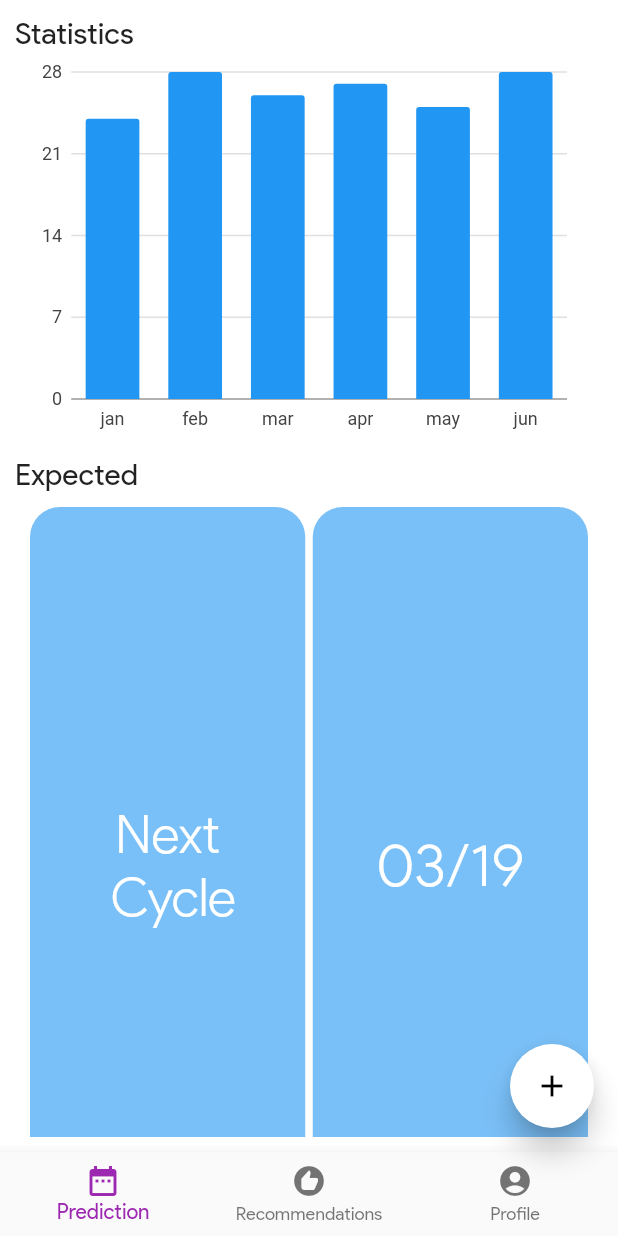
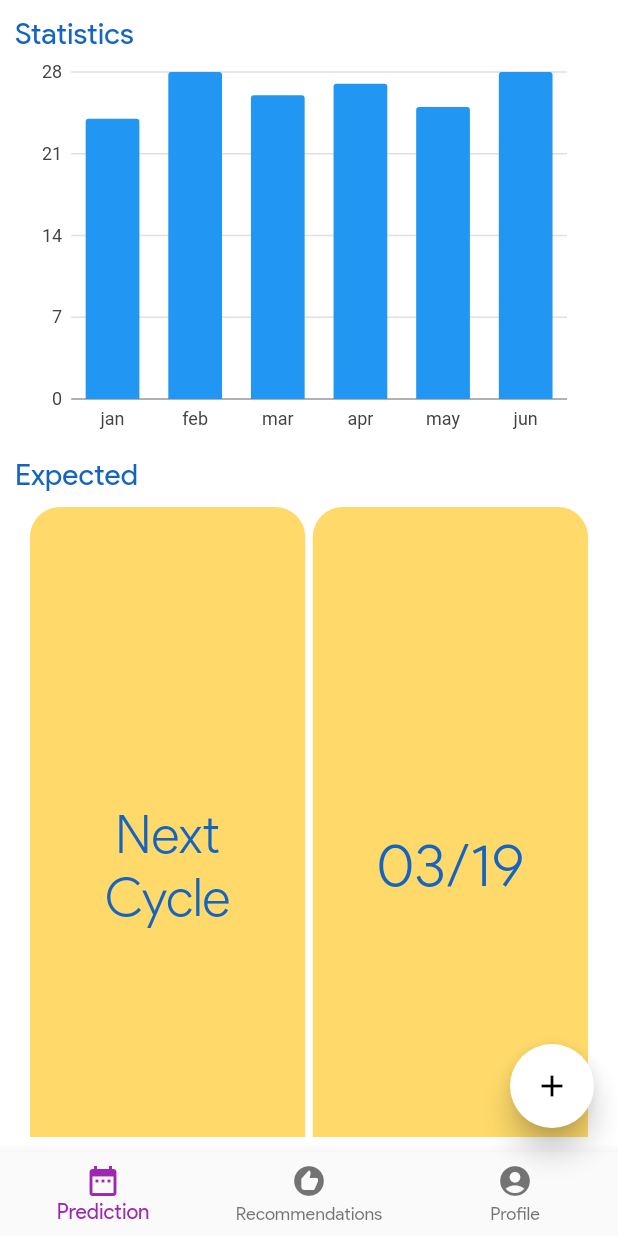
Before and after one commit to Mystic-Trooper/Red-Days, a Flutter app: the screen it shows after launch, on a phone screen of 412 x 824 dp. Run offline on Flutter 3.47's test engine with Material 2 defaults, Android fonts, the phone set to English and light mode, and no system bars; our stand-ins replace charts_flutter, datetime_picker_formfield, flutter_icons, flutter_screenutil, flutter_svg.

Commit message:
color changes of containers, header text added (#26)
Co-authored-by: Amit Patil <54329870+Amitpatil215@users.noreply.github.com>

```diff
--- a/lib/Screen/Prediction/prediction_screen.dart
+++ b/lib/Screen/Prediction/prediction_screen.dart
@@ -15,7 +15,10 @@ class PredictionScreen extends StatelessWidget {
               children: [
                 Text(
                   "Statistics",
-                  style: TextStyle(fontSize: 20),
+                  style: TextStyle(
+                    fontSize: 20,
+                    color: Colors.blue[800],
+                  ),
                 ),
                 Container(
                   child: BarGraphTrack(),
@@ -27,7 +30,10 @@ class PredictionScreen extends StatelessWidget {
                 ),
                 Text(
                   "Expected ",
-                  style: TextStyle(fontSize: 20),
+                  style: TextStyle(
+                    fontSize: 20,
+                    color: Colors.blue[800],
+                  ),
                 ),
                 SizedBox(height: 10),
                 ExpectedDate(),
@@ -51,10 +57,15 @@ class PredictionScreen extends StatelessWidget {
                         opacity: 0.5,
                         child: ClipRRect(
                           borderRadius: BorderRadius.circular(20.0),
-                          child: Image.asset(
-                            'assets/images/doctor-s-stethoscope.jpg',
-                            fit: BoxFit.fill,
-                          ),
+                          child: ColorFiltered(
+                              colorFilter: ColorFilter.mode(
+                                Colors.amber[400],
+                                BlendMode.saturation,
+                              ),
+                              child: Image.asset(
+                                'assets/images/doctor-s-stethoscope.jpg',
+                                fit: BoxFit.fill,
+                              )),
                         ),
                       ),
                     ],
--- a/lib/Widgets/predi_s_widget/predi_s_expectedDate.dart
+++ b/lib/Widgets/predi_s_widget/predi_s_expectedDate.dart
@@ -10,16 +10,16 @@ class ExpectedDate extends StatelessWidget {
         Expanded(
           child: Container(
             decoration: BoxDecoration(
-              color: Colors.blue.withOpacity(0.6),
+              color: Colors.amber.withOpacity(0.6),
               borderRadius: BorderRadius.circular(20),
             ),
             height: 400.h,
             alignment: Alignment.center,
             child: Text(
-              'Next \n Cycle',
+              'Next\nCycle',
               textAlign: TextAlign.center,
               style: TextStyle(
-                color: Colors.white,
+                color: Colors.blue[800],
                 fontWeight: FontWeight.w300,
                 fontSize: 35,
               ),
@@ -32,7 +32,7 @@ class ExpectedDate extends StatelessWidget {
         Expanded(
           child: Container(
             decoration: BoxDecoration(
-              color: Colors.blue.withOpacity(0.6),
+              color: Colors.amber.withOpacity(0.6),
               borderRadius: BorderRadius.circular(20),
             ),
             height: 400.h,
@@ -42,7 +42,7 @@ class ExpectedDate extends StatelessWidget {
               textAlign: TextAlign.center,
               style: TextStyle(
                 fontWeight: FontWeight.w300,
-                color: Colors.white,
+                color: Colors.blue[800],
                 fontSize: 40,
               ),
             ),
```
